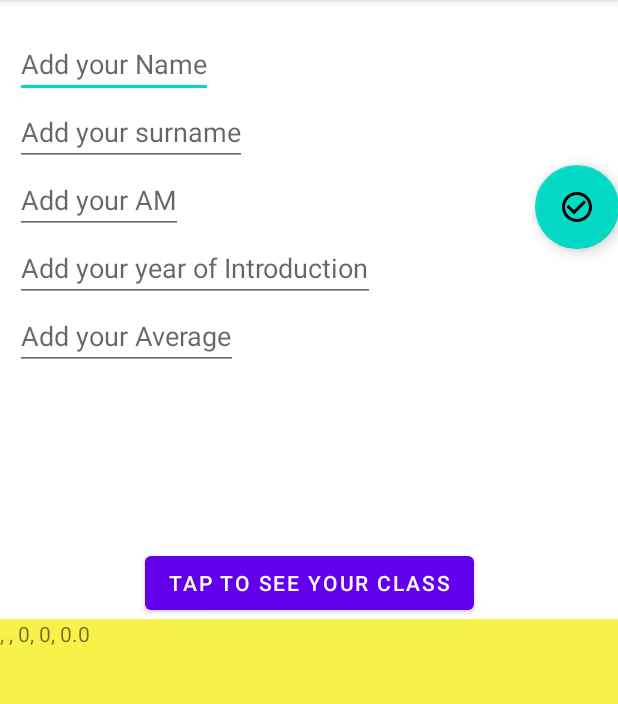
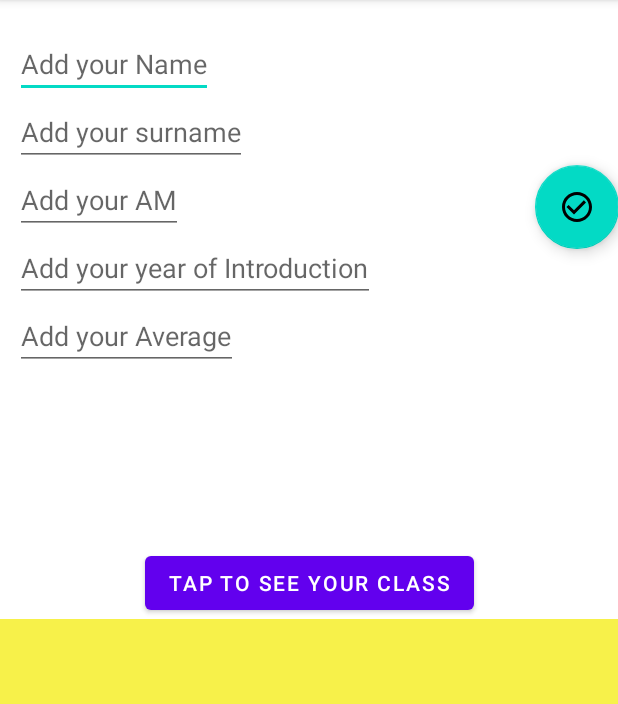
Before and after one commit to Christina-Kontogiorgi/Students, an Android app: the screen it shows after launch (MainActivity), after a tap on an icon or button, on a phone screen of 412 x 824 dp, the part 84-788 px from its top. Run offline under Robolectric (Android 15) with nearby library versions, the phone set to English and light mode, and no system bars; 3 statements that could not run were skipped.

```diff
--- a/app/src/main/java/com/example/students/MainActivity.java
+++ b/app/src/main/java/com/example/students/MainActivity.java
@@ -7,10 +7,14 @@ import android.view.View;
 import com.example.students.models.Student;
 import com.example.students.databinding.ActivityMainBinding;
 
+import java.util.ArrayList;
+import java.util.List;
+
 
 public class MainActivity extends AppCompatActivity {
     private ActivityMainBinding binder;
     //public String thisStudent="";
+    private List<String> mAllStudents=new ArrayList<>();
 
     @Override
     protected void onCreate(Bundle savedInstanceState) {
@@ -26,15 +30,20 @@ public class MainActivity extends AppCompatActivity {
                 alldata.setSurname(binder.surname.getText().toString());
                 alldata.setAm(Integer.parseInt(binder.am.getText().toString()));
                 alldata.setYears(Integer.parseInt(binder.yearOfIntro.getText().toString()));
-                alldata.setMo(Double.parseDouble(binder.average.getText().toString())) ;
-                //thisStudent+=alldata.getTheBigString()+"\n";
-                //binder.text.setText(thisStudent);
-                binder.text.setText(binder.text.getText().toString()+alldata.getTheBigString()+"\n");
-
-
-
-
+                alldata.setMo(Double.parseDouble(binder.average.getText().toString()));
+                mAllStudents.add(alldata.getTheBigString());
             }
         });
+        binder.pushThem.setOnClickListener(new View.OnClickListener() {
+            @Override
+            public void onClick(View view) {
+                for (int i=0;i<mAllStudents.size();i++){
+                    binder.text.setText(binder.text.getText().toString()+mAllStudents.get(i).toString()+"\n");
+
+                }
+            }
+        });
+
     }
+
 }
```
